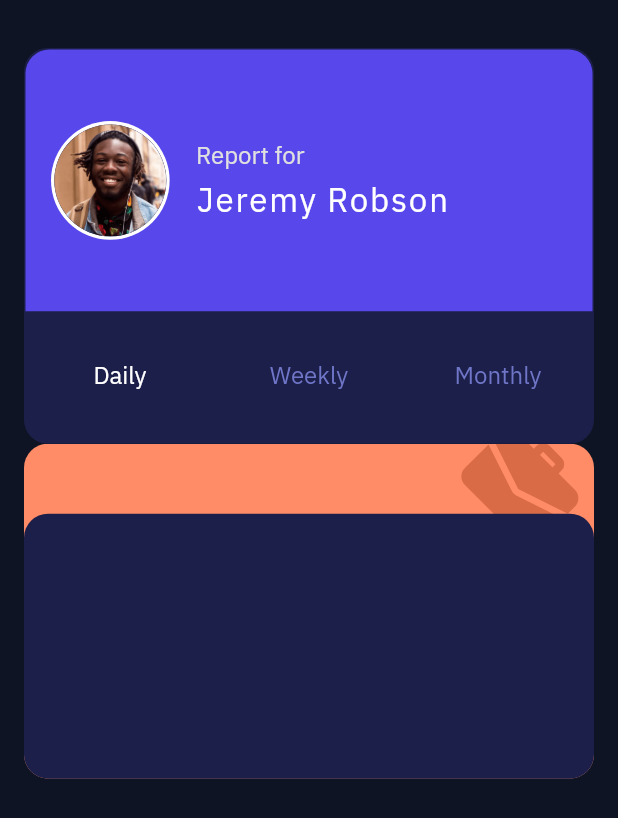
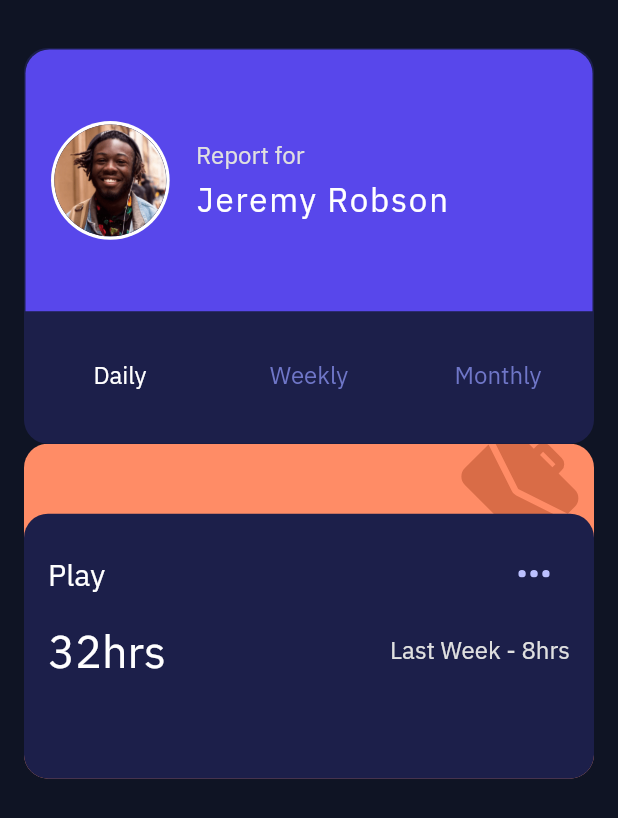
Before and after one commit to Mohammad-Ali96/time_tracking_task, a Flutter app: the screen it shows after launch, on a phone screen of 412 x 824 dp. Shown: the top 818 px of the screen. Run offline on Flutter 3.47's test engine with Material 2 defaults, Android fonts, the phone set to English and light mode, and no system bars; our stand-ins replace auto_route, dartz, dio, easy_localization, flutter_screenutil, flutter_svg and 5 more.

Commit message:
design task card

```diff
--- a/lib/features/home_page/presentation/pages/home_page.dart
+++ b/lib/features/home_page/presentation/pages/home_page.dart
@@ -161,12 +161,13 @@ class HomePageState extends State<HomePage>
                                     ],
                                   ),
                                 ),
-
                                 Positioned(
                                   bottom: 0,
                                   child: Container(
                                     height: 174.h,
-                                    width: MediaQuery.of(context).size.width - 32,
+                                    width:
+                                        MediaQuery.of(context).size.width - 32,
+                                    padding: const EdgeInsets.all(16),
                                     decoration: BoxDecoration(
                                       color: ColorRepository.darkBlue,
                                       borderRadius: const BorderRadius.all(
@@ -174,8 +175,57 @@ class HomePageState extends State<HomePage>
                                     ),
                                     child: Column(
                                       children: [
-                                        Expanded(child: Row()),
-                                        Expanded(child: Row()),
+                                        Row(
+                                          mainAxisAlignment:
+                                              MainAxisAlignment.spaceBetween,
+                                          children: [
+                                            const Flexible(
+                                              child: Text(
+                                                'Play',
+                                                style: TextStyle(
+                                                    color: Colors.white,
+                                                    fontSize: 20,
+                                                    fontWeight:
+                                                        FontWeight.w500),
+                                              ),
+                                            ),
+                                            IconButton(
+                                              onPressed: () {},
+                                              icon: SvgPicture.asset(
+                                                Assets
+                                                    .icons.general.iconEllipsis,
+                                                fit: BoxFit.fitHeight,
+                                              ),
+                                            ),
+                                          ],
+                                        ),
+                                        const SizedBox(
+                                          height: 8,
+                                        ),
+                                        Row(
+                                          mainAxisAlignment:
+                                              MainAxisAlignment.spaceBetween,
+                                          children: [
+                                            const Flexible(
+                                              child: Text(
+                                                '32hrs',
+                                                style: TextStyle(
+                                                  color: Colors.white,
+                                                  fontSize: 30,
+                                                ),
+                                              ),
+                                            ),
+                                            Flexible(
+                                              child: Text(
+                                                'Last Week - 8hrs',
+                                                style: TextStyle(
+                                                  color: Colors.grey.shade300,
+                                                  fontSize: 16,
+                                                ),
+                                              ),
+                                            ),
+                                          ],
+                                        ),
                                       ],
                                     ),
                                   ),
```
